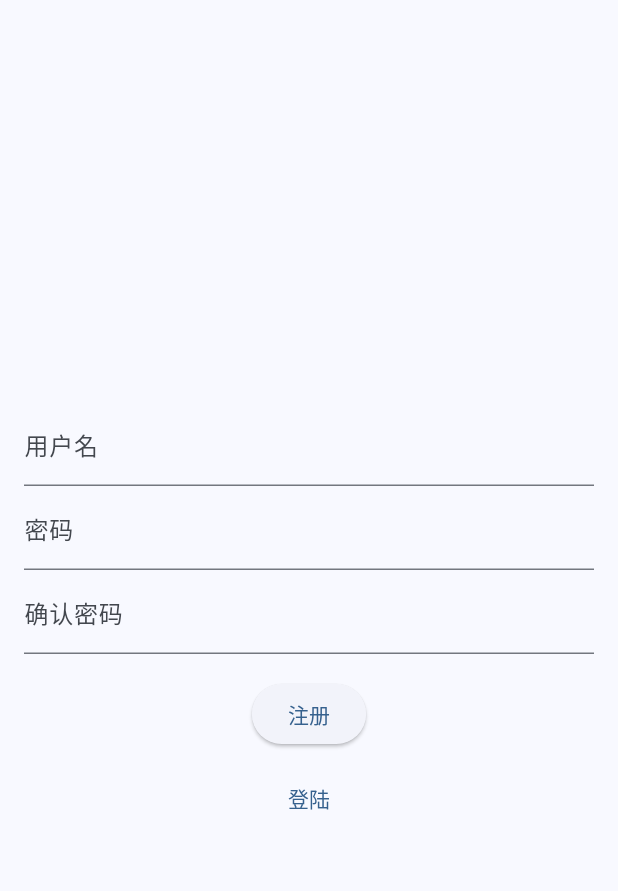
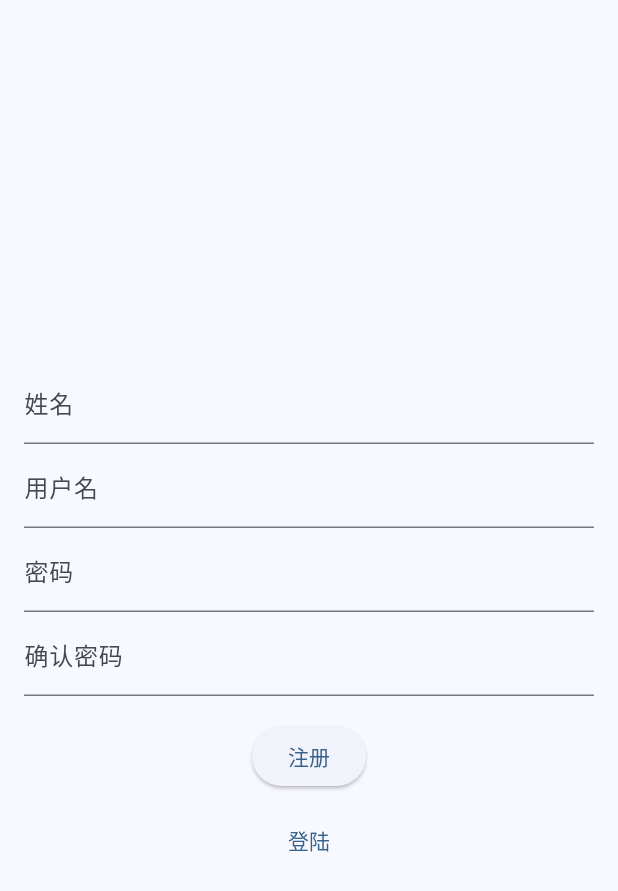
Before and after one commit to xqm32/smart-community, a Flutter app: the Register screen opened directly, on a phone screen of 412 x 824 dp. Shown: the top 891 px of the screen. Run offline on Flutter 3.47's test engine with Material 2 defaults, Android fonts, the phone set to English and light mode, and no system bars; our stand-ins replace pocketbase.

Commit message:
feat: add name field to widget `RegisterForm`

```diff
--- a/lib/register.dart
+++ b/lib/register.dart
@@ -36,7 +36,12 @@ class RegisterForm extends StatefulWidget {
 class _RegisterFormState extends State<RegisterForm> {
   final GlobalKey<FormState> _formKey = GlobalKey<FormState>();
 
-  final List<String> _fields = ['username', 'password', 'passwordConfirm'];
+  final List<String> _fields = [
+    'name',
+    'username',
+    'password',
+    'passwordConfirm'
+  ];
   Map<String, TextEditingController> _controllers = {};
 
   String? _usernameErrorText;
@@ -91,6 +96,14 @@ class _RegisterFormState extends State<RegisterForm> {
       child: Column(
         children: [
           TextFormField(
+            controller: _controllers['name'],
+            decoration: const InputDecoration(
+              labelText: '姓名',
+              hintText: '请输入姓名',
+            ),
+            validator: notNullValidator('姓名不能为空'),
+          ),
+          TextFormField(
             controller: _controllers['username'],
             decoration: InputDecoration(
               labelText: '用户名',
@@ -98,7 +111,6 @@ class _RegisterFormState extends State<RegisterForm> {
               errorText: _usernameErrorText,
             ),
             validator: usernameValidator,
-            onChanged: (value) => {},
           ),
           TextFormField(
             controller: _controllers['password'],
```
